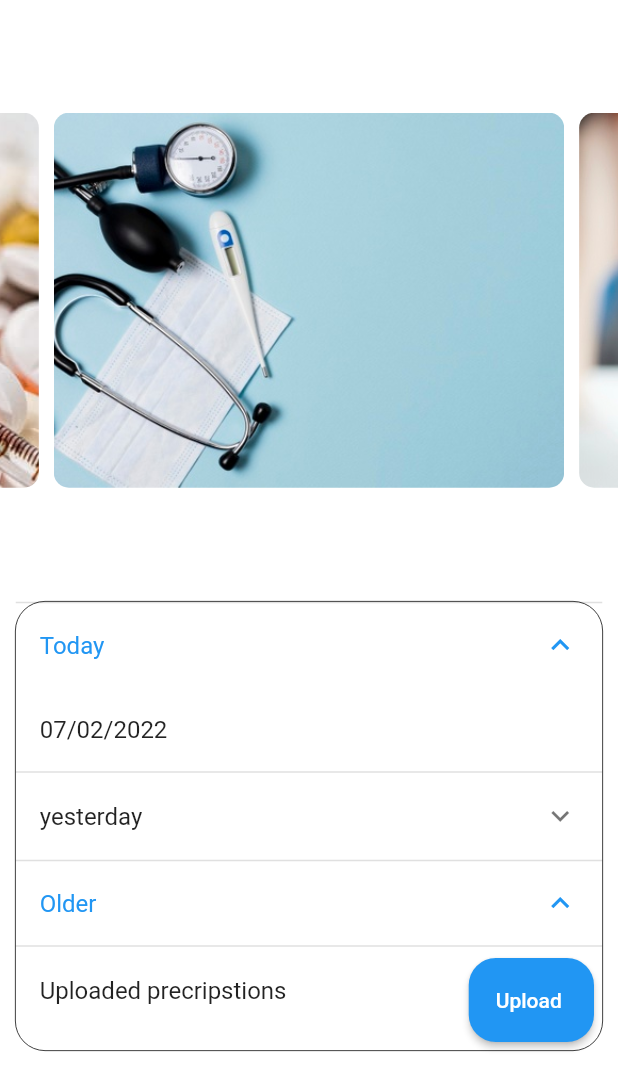
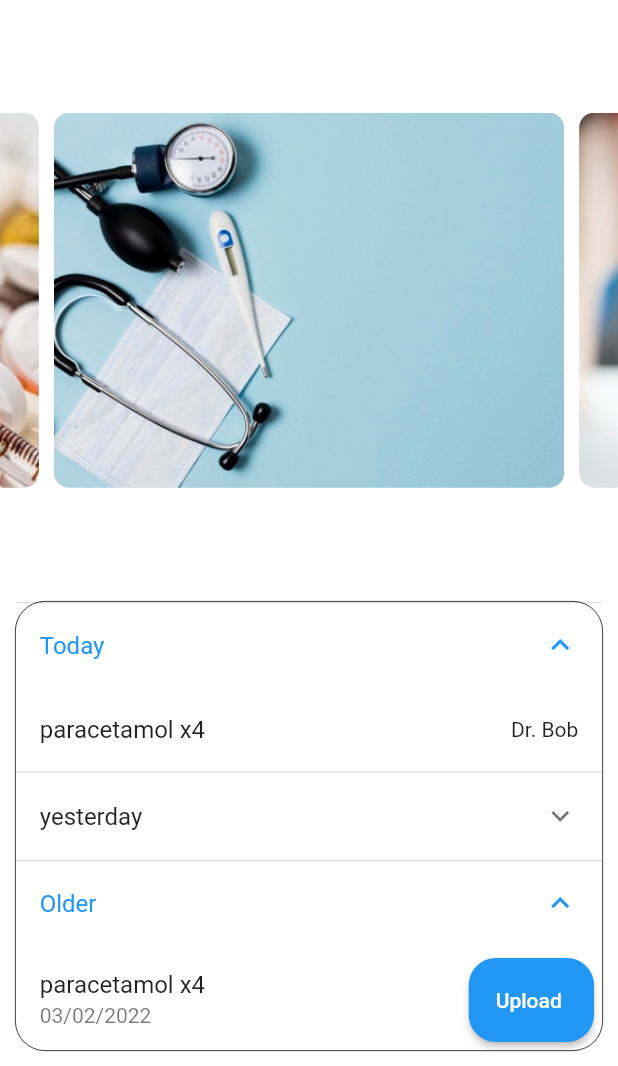
Before and after one commit to ShanuFutura/HeartBeat, a Flutter app: the PatientHomePage screen opened by its route, after a tap on "Today", after a tap on "Older", on a phone screen of 412 x 824 dp, the part 170-1236 px from its top. Run offline on Flutter 3.47's test engine with Material 2 defaults, Android fonts, the phone set to English and light mode, and no system bars; drawn by our look-alikes of carousel_slider; our stand-ins replace dropdown_search, fluttertoast, image_picker, shared_preferences; accounts and stored records are empty.

Commit message:
prescription list tile look redefined

```diff
--- a/heartbeat/lib/Widgets/patient_presc_listview.dart
+++ b/heartbeat/lib/Widgets/patient_presc_listview.dart
@@ -21,22 +21,26 @@ class _PatientPrescListViewState extends State<PatientPrescListView> {
   @override
   Widget build(BuildContext context) {
     final dummyPrescsList = Provider.of<DBHelper>(context).dummyPrescs;
+    // final dummyPrescsList=
+    //HERE FILTER PRESC LIST AS MEDICINE AND TEST FOR EACH VIEW
 
     final todaysList = dummyPrescsList.where((element) {
       final date = DateFormat('ddmmyy').format(element['date'] as DateTime);
-      print(date + '......');
-      return date == DateFormat('ddmmyy').format(DateTime.now());
+      return (date == DateFormat('ddmmyy').format(DateTime.now()) &&
+          element['presc_type'] == 'medicine');
     }).toList();
 
     final todays_1_List = dummyPrescsList.where((element) {
       final date = element['date'] as DateTime;
       return date.isBefore(DateTime.now().subtract(Duration(days: 1))) &&
-          date.isAfter(DateTime.now().subtract(Duration(days: 2)));
+          date.isAfter(DateTime.now().subtract(Duration(days: 2))) &&
+          element['presc_type'] == 'medicine';
     }).toList();
 
     final olderList = dummyPrescsList.where((element) {
       final date = element['date'] as DateTime;
-      return date.isBefore(DateTime.now().subtract(Duration(days: 2)));
+      return date.isBefore(DateTime.now().subtract(Duration(days: 2))) &&
+          element['presc_type'] == 'medicine';
     }).toList();
 
     prescCard(int index) {
@@ -109,7 +113,7 @@ class _PatientPrescListViewState extends State<PatientPrescListView> {
 
     return ListView(
       shrinkWrap: true,
-      physics: NeverScrollableScrollPhysics(),
+      // physics: NeverScrollableScrollPhysics(),
       children: [
         ExpansionTile(
           title: Text('Today'),
@@ -123,8 +127,13 @@ class _PatientPrescListViewState extends State<PatientPrescListView> {
                   onTap: () {
                     prescCard(index);
                   },
-                  title: Text(DateFormat('dd/MM/yyyy')
-                      .format(todaysList[index]['date'] as DateTime)),
+                  title: Row(
+                    children: [
+                      Text(todaysList[index]['prescription']),
+                      Text(' x' + todaysList[index]['count']),
+                    ],
+                  ),
+                  trailing: Text('Dr. ' + todaysList[index]['doctor_name']),
                 );
               },
             )
@@ -142,8 +151,15 @@ class _PatientPrescListViewState extends State<PatientPrescListView> {
                   onTap: () {
                     prescCard(index);
                   },
-                  title: Text(DateFormat('dd/MM/yyyy')
-                      .format(todays_1_List[index]['date'] as DateTime)),
+                  title: Row(
+                    children: [
+                      Text(todays_1_List[index]['prescription']),
+                      Text(todays_1_List[index]['presc_type'] == 'medicine'
+                          ? ' x' + todays_1_List[index]['count']
+                          : ''),
+                    ],
+                  ),
+                  trailing: Text('Dr. ' + todays_1_List[index]['doctor_name']),
                 );
               },
             )
@@ -159,28 +175,37 @@ class _PatientPrescListViewState extends State<PatientPrescListView> {
               itemBuilder: (context, index) {
                 return ListTile(
                   onTap: () => prescCard(index),
-                  title: Text(DateFormat('dd/MM/yyyy')
-                      .format(olderList[index]['date'] as DateTime)),
+                  title: Row(
+                    children: [
+                      Text(olderList[index]['prescription']),
+                      Text(olderList[index]['presc_type'] == 'medicine'
+                          ? ' x' + olderList[index]['count']
+                          : ''),
+                    ],
+                  ),
+                  trailing: Text('Dr. ' + olderList[index]['doctor_name']),
+                  subtitle: Text(DateFormat('dd/MM/yyyy')
+                      .format(olderList[index]['date'])),
                 );
               },
             )
           ],
         ),
         ExpansionTile(
-          title: Text('Uploaded precripstions'),
+          title: Text('Uploaded prescriptions'),
           children: [
             ListView.builder(
-              itemCount: dummyPrescsList.length,
+              itemCount: DummyLists.oldPrescImages.length,
               shrinkWrap: true,
               physics: NeverScrollableScrollPhysics(),
               itemBuilder: (context, index) {
                 return ListTile(
                   leading: CircleAvatar(
-                    backgroundImage:
-                        FileImage(dummyPrescsList[index]['image'] as File),
+                    backgroundImage: FileImage(
+                        DummyLists.oldPrescImages[index]['image'] as File),
                   ),
-                  title: Text(
-                      (dummyPrescsList[index]['date'] as DateTime).toString()),
+                  title:
+                      Text(DummyLists.oldPrescImages[index]['name'] as String),
                 );
               },
             )
--- a/heartbeat/lib/models/dummy_lists.dart
+++ b/heartbeat/lib/models/dummy_lists.dart
@@ -28,6 +28,7 @@ import 'package:flutter/material.dart';
 // }
 
 class DummyLists {
+  static List uploadedPrescFiles = [];
   static List<Map<String, Object>> appoinments = [];
   static List kart = [];
   static List<Map<String, Object>> appliedLeaves = [
@@ -45,7 +46,7 @@ class DummyLists {
       'doctor_name': 'Alice',
       'patient_id': '1',
       'presc_type': 'test',
-      'prescripton': 'blood test',
+      'prescription': 'blood test',
       'date': DateTime.now().subtract(Duration(days: 1)),
       'count': '1',
     },
@@ -53,11 +54,26 @@ class DummyLists {
       'doctor_name': 'Bob',
       'patient_id': '1',
       'presc_type': 'medicine',
-      'prescripton': 'paracetamol',
+      'prescription': 'paracetamol',
       'date': DateTime.now(),
       'count': '4'
     },
-
+    {
+      'doctor_name': 'Edith',
+      'patient_id': '1',
+      'presc_type': 'test',
+      'prescription': 'corona test',
+      'date': DateTime.now(),
+      'count': '1'
+    },
+    {
+      'doctor_name': 'David',
+      'patient_id': '1',
+      'presc_type': 'medicine',
+      'prescription': 'paracetamol',
+      'date': DateTime.now().subtract(Duration(days: 4)),
+      'count': '4'
+    },
     // {
     //   'doctor_name': 'Carl',
     //   'patient_id': '1',
```
Also changed, not shown: heartbeat/lib/screens/patient_home_page.dart (+42 -7 lines).
